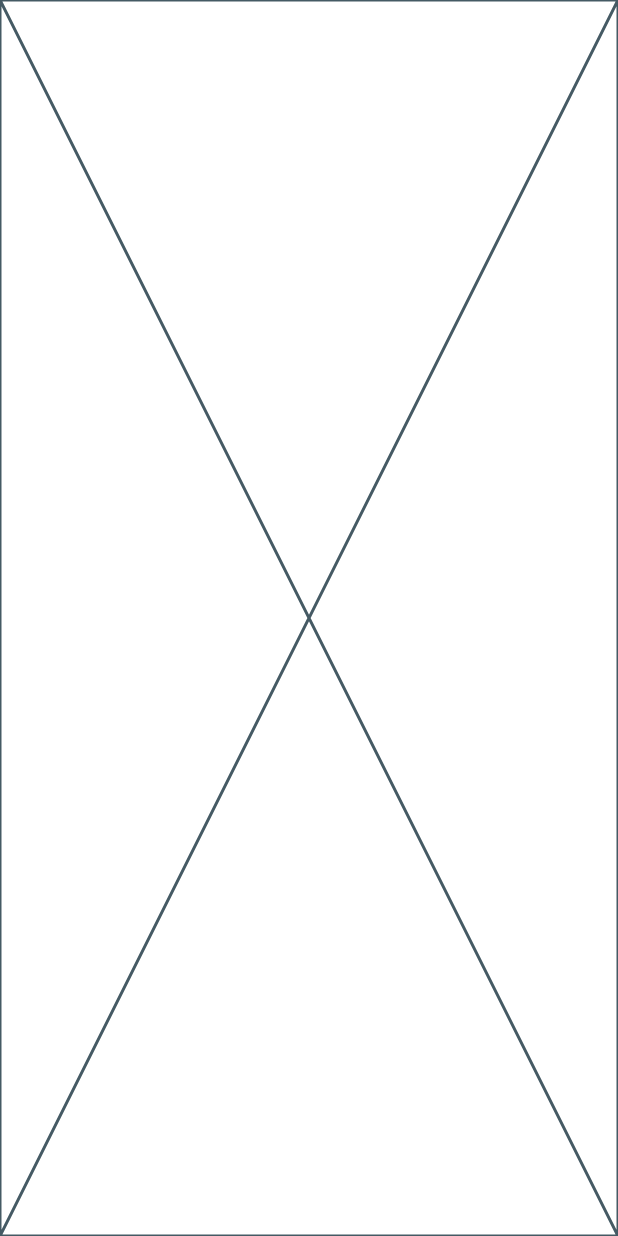
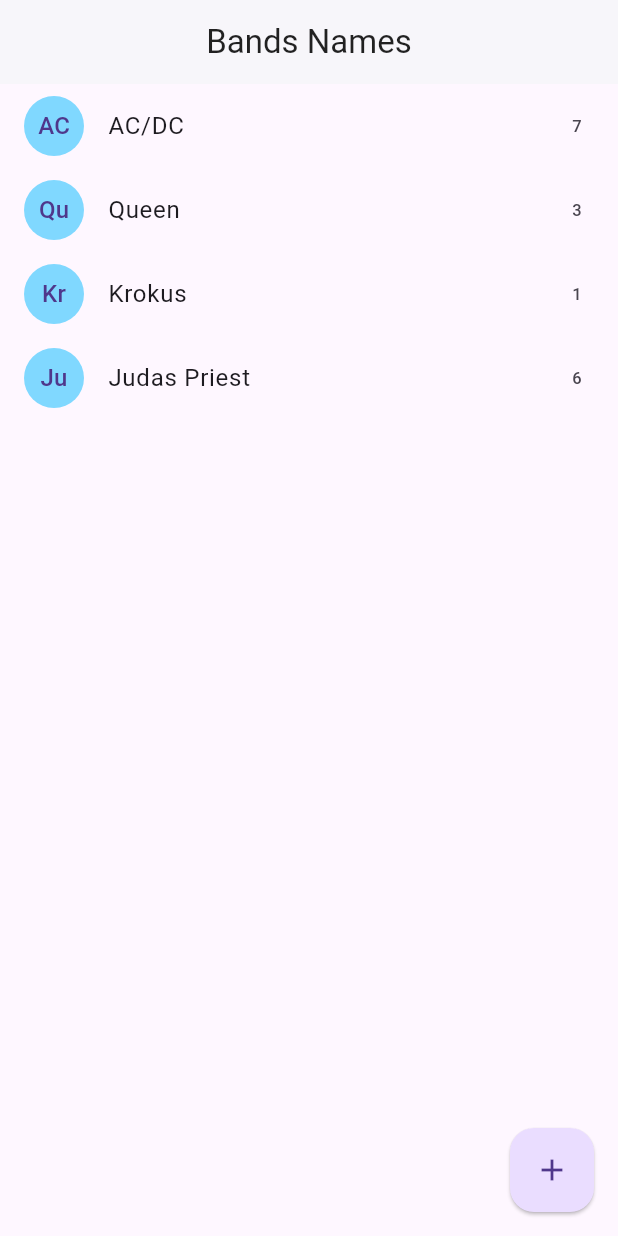
Before and after one commit to AndresCastilloPlata/BandsName, a Flutter app: the screen it shows after launch, on a phone screen of 412 x 824 dp. Run offline on Flutter 3.47's test engine with Material 3 defaults, Android fonts, the light colour scheme and no system bars.

Commit message:
interfaz basica para el home page

```diff
--- a/lib/pages/home.dart
+++ b/lib/pages/home.dart
@@ -1,10 +1,57 @@
+import 'package:bands_name/models/band.dart';
 import 'package:flutter/material.dart';
 
-class HomePage extends StatelessWidget {
+class HomePage extends StatefulWidget {
   const HomePage({super.key});
 
   @override
+  State<HomePage> createState() => _HomePageState();
+}
+
+class _HomePageState extends State<HomePage> {
+  List<Band> bands = [
+    Band(id: '1', name: 'AC/DC', votes: 7),
+    Band(id: '2', name: 'Queen', votes: 3),
+    Band(id: '3', name: 'Krokus', votes: 1),
+    Band(id: '4', name: 'Judas Priest', votes: 6),
+  ];
+
+  @override
   Widget build(BuildContext context) {
-    return const Placeholder();
+    return Scaffold(
+      appBar: AppBar(
+        title: const Text(
+          'Bands Names',
+          style: TextStyle(color: Colors.black87),
+        ),
+        centerTitle: true,
+        elevation: 1,
+        backgroundColor: Colors.white,
+      ),
+      body: ListView.builder(
+        itemCount: bands.length,
+        itemBuilder:
+            (BuildContext context, int index) => _bandTile(bands[index]),
+      ),
+      floatingActionButton: FloatingActionButton(
+        elevation: 1,
+        child: const Icon(Icons.add),
+        onPressed: () {},
+      ),
+    );
+  }
+
+  ListTile _bandTile(Band band) {
+    return ListTile(
+      leading: CircleAvatar(
+        backgroundColor: Colors.lightBlueAccent[100],
+        child: Text(band.name.substring(0, 2)),
+      ),
+      title: Text(band.name),
+      trailing: Text('${band.votes}'),
+      onTap: () {
+        print(band.name);
+      },
+    );
   }
 }
```
